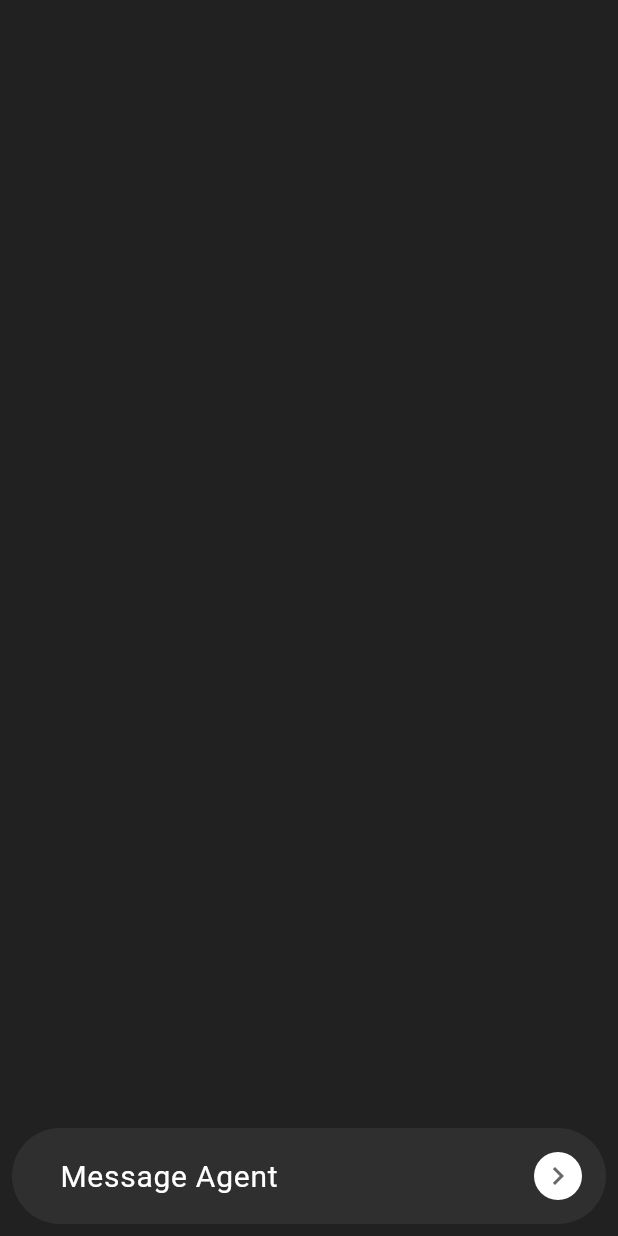
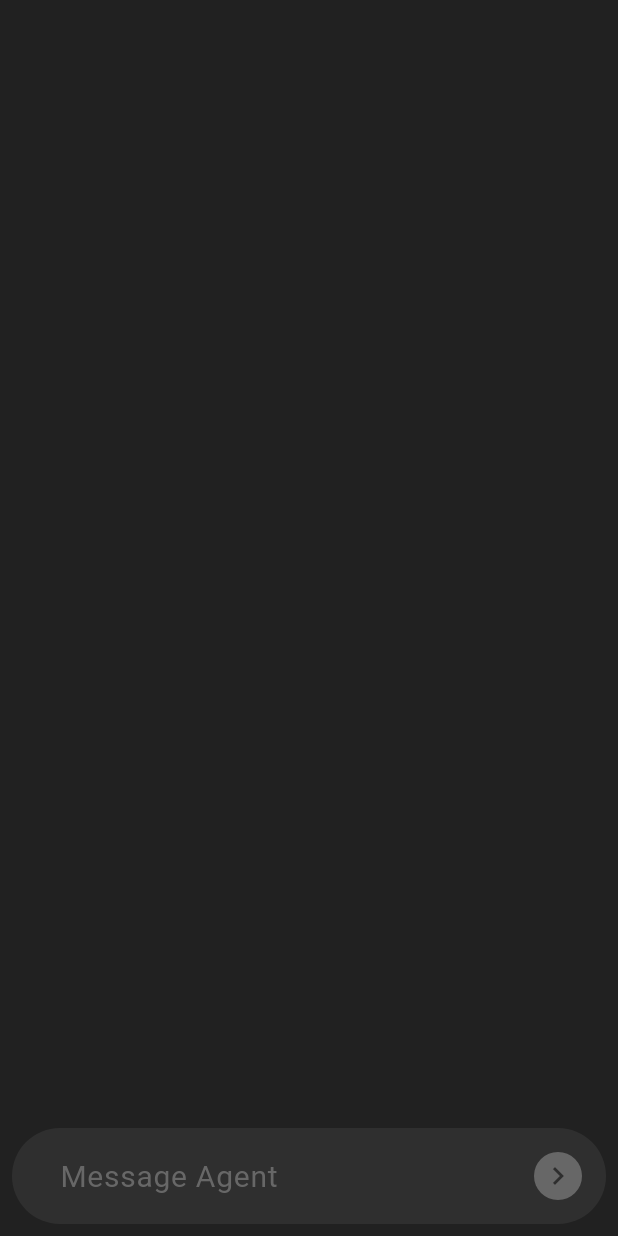
Before and after one commit to harshhrivastava/genfive, a Flutter app: the screen it shows after launch, on a phone screen of 412 x 824 dp. Run offline on Flutter 3.47's test engine with Material 3 defaults, Android fonts, the light colour scheme and no system bars; our stand-ins replace bloc.

Commit message:
Create Home Screen

```diff
--- a/lib/src/features/home/home.dart
+++ b/lib/src/features/home/home.dart
@@ -9,6 +9,7 @@ class Home extends StatefulWidget {
 
 class _HomeState extends State<Home> {
   final TextEditingController _textEditingController = TextEditingController();
+  String text = '';
 
   @override
   Widget build(BuildContext context) {
@@ -44,15 +45,21 @@ class _HomeState extends State<Home> {
                   child: Center(
                     child: TextField(
                       controller: _textEditingController,
+                      onChanged: (String newText) {
+                        setState(() {
+                          text = newText;
+                        });
+                      },
                       style: const TextStyle(
                         color: Colors.white,
                         fontSize: 20.0,
                         fontWeight: FontWeight.w400,
                       ),
+                      cursorColor: Colors.white,
                       decoration: const InputDecoration.collapsed(
                         hintText: "Message Agent",
                         hintStyle: TextStyle(
-                          color: Colors.white,
+                          color: Color(0xFF676767),
                           fontWeight: FontWeight.w400,
                           fontSize: 20.0,
                         ),
@@ -67,17 +74,17 @@ class _HomeState extends State<Home> {
                     height: 32,
                     width: 32,
                     decoration: BoxDecoration(
-                      color: Colors.white,
+                      color: text.isEmpty
+                          ? const Color(0xFF676767)
+                          : Colors.white,
                       borderRadius: BorderRadius.circular(16.0),
                     ),
-                    child: Padding(
-                      padding: const EdgeInsets.all(4.0),
+                    child: const Padding(
+                      padding: EdgeInsets.all(4.0),
                       child: Icon(
                         Icons.keyboard_arrow_right,
                         size: 24,
-                        color: _textEditingController.text.isEmpty
-                            ? const Color(0xFF676767)
-                            : Colors.white,
+                        color: Color(0xFF2e2e2e),
                       ),
                     ),
                   ),
```
